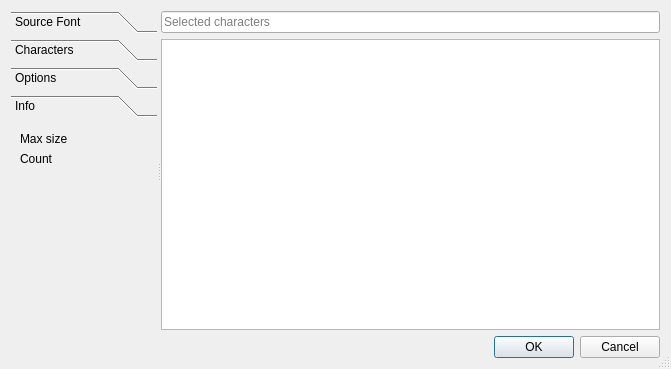
The window that controls/fonts/font-new/dialogfontselect.ui (riuson/lcd-image-converter) describes before a commit, drawn with Qt 5.
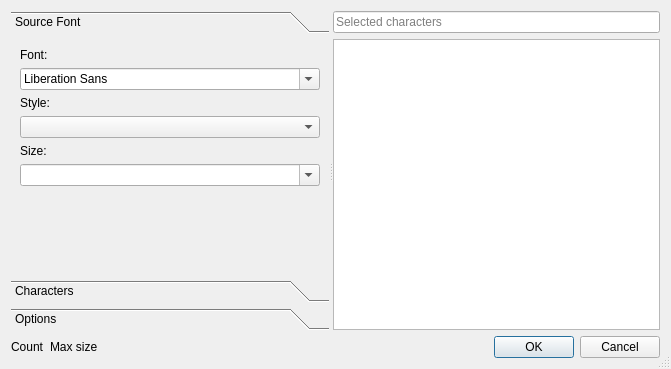
The same window after the commit. The open tabs and pages were chosen to show the change.

Commit message: Show font info on dialog button's line

Patch:
```diff
--- a/controls/fonts/font-new/dialogfontselect.ui
+++ b/controls/fonts/font-new/dialogfontselect.ui
@@ -38,7 +38,7 @@
          <x>0</x>
          <y>0</y>
          <width>264</width>
-         <height>212</height>
+         <height>239</height>
         </rect>
        </property>
        <attribute name="label">
@@ -272,48 +272,6 @@
         </item>
        </layout>
       </widget>
-      <widget class="QWidget" name="pageInfo">
-       <property name="geometry">
-        <rect>
-         <x>0</x>
-         <y>0</y>
-         <width>264</width>
-         <height>212</height>
-        </rect>
-       </property>
-       <attribute name="label">
-        <string>Info</string>
-       </attribute>
-       <layout class="QVBoxLayout" name="verticalLayout_9">
-        <item>
-         <widget class="QLabel" name="labelCharactersMaxSize">
-          <property name="text">
-           <string>Max size</string>
-          </property>
-         </widget>
-        </item>
-        <item>
-         <widget class="QLabel" name="labelCharactersCount">
-          <property name="text">
-           <string>Count</string>
-          </property>
-         </widget>
-        </item>
-        <item>
-         <spacer name="verticalSpacer_3">
-          <property name="orientation">
-           <enum>Qt::Vertical</enum>
-          </property>
-          <property name="sizeHint" stdset="0">
-           <size>
-            <width>20</width>
-            <height>40</height>
-           </size>
-          </property>
-         </spacer>
-        </item>
-       </layout>
-      </widget>
      </widget>
      <widget class="QWidget" name="layoutWidget">
       <layout class="QVBoxLayout" name="verticalLayout_7">
@@ -345,6 +303,20 @@
    </item>
    <item>
     <layout class="QHBoxLayout" name="horizontalLayout">
+     <item>
+      <widget class="QLabel" name="labelCharactersCount">
+       <property name="text">
+        <string>Count</string>
+       </property>
+      </widget>
+     </item>
+     <item>
+      <widget class="QLabel" name="labelCharactersMaxSize">
+       <property name="text">
+        <string>Max size</string>
+       </property>
+      </widget>
+     </item>
      <item>
       <spacer name="horizontalSpacer">
        <property name="orientation">
```
Left out of the diff: 24 changed lines with no effect on the pictures.
